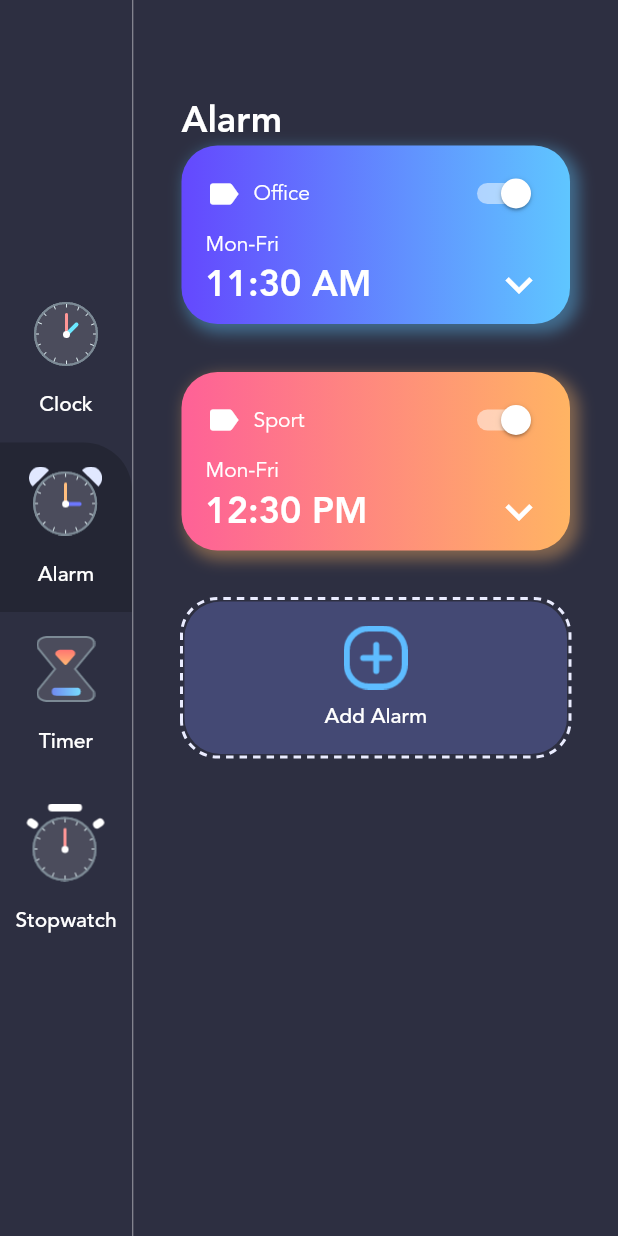
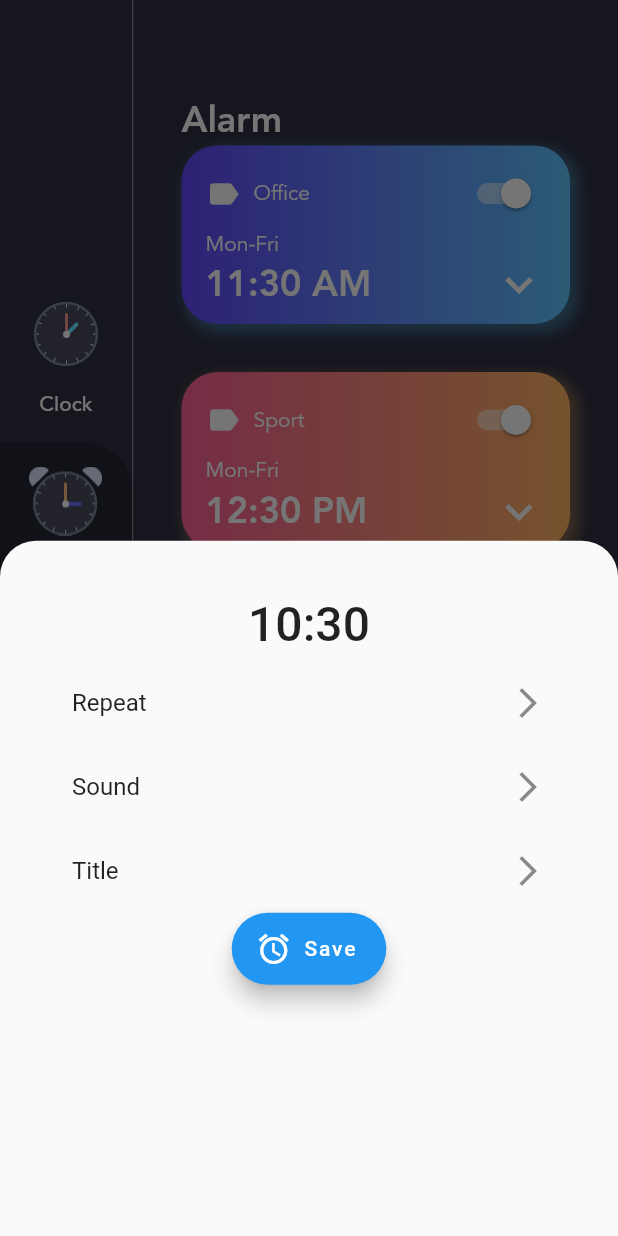
Before and after one commit to passiondriven/flutter_alarm, a Flutter app: the screen it shows after launch, after a tap on "Alarm", after a tap on "Add Alarm", on a phone screen of 412 x 824 dp. Run offline on Flutter 3.47's test engine with Material 2 defaults, Android fonts, the light colour scheme and no system bars; drawn by our look-alikes of dotted_border; our stand-ins replace flutter_local_notifications.

Commit message:
setup for sqlite

```diff
--- a/lib/data.dart
+++ b/lib/data.dart
@@ -15,8 +15,12 @@ List<MenuInfo> menuItems = [
 ];
 
 List<AlarmInfo> alarms = [
-  AlarmInfo(DateTime.now().add(Duration(hours: 1)),
-      description: 'Office', gradientColors: GradientColors.sky),
-  AlarmInfo(DateTime.now().add(Duration(hours: 2)),
-      description: 'Sport', gradientColors: GradientColors.sunset),
+  AlarmInfo(
+      alarmDateTime: DateTime.now().add(Duration(hours: 1)),
+      title: 'Office',
+      gradientColors: GradientColors.sky),
+  AlarmInfo(
+      alarmDateTime: DateTime.now().add(Duration(hours: 2)),
+      title: 'Sport',
+      gradientColors: GradientColors.sunset),
 ];
--- a/lib/views/alarm_page.dart
+++ b/lib/views/alarm_page.dart
@@ -13,6 +13,15 @@ class AlarmPage extends StatefulWidget {
 }
 
 class _AlarmPageState extends State<AlarmPage> {
+  DateTime _alarmTime;
+  String _alarmTimeString;
+
+  @override
+  void initState() {
+    _alarmTime = DateTime.now();
+    super.initState();
+  }
+
   @override
   Widget build(BuildContext context) {
     return Container(
@@ -68,7 +77,7 @@ class _AlarmPageState extends State<AlarmPage> {
                               ),
                               SizedBox(width: 8),
                               Text(
-                                alarm.description,
+                                alarm.title,
                                 style: TextStyle(
                                     color: Colors.white, fontFamily: 'avenir'),
                               ),
@@ -125,7 +134,91 @@ class _AlarmPageState extends State<AlarmPage> {
                         padding: const EdgeInsets.symmetric(
                             horizontal: 32, vertical: 16),
                         onPressed: () {
-                          scheduleAlarm();
+                          _alarmTimeString =
+                              DateFormat('HH:mm').format(DateTime.now());
+                          showModalBottomSheet(
+                            useRootNavigator: true,
+                            context: context,
+                            clipBehavior: Clip.antiAlias,
+                            shape: RoundedRectangleBorder(
+                              borderRadius: BorderRadius.vertical(
+                                top: Radius.circular(24),
+                              ),
+                            ),
+                            builder: (context) {
+                              return StatefulBuilder(
+                                builder: (context, setModalState) {
+                                  return Container(
+                                    padding: const EdgeInsets.all(32),
+                                    child: Column(
+                                      children: [
+                                        FlatButton(
+                                          onPressed: () async {
+                                            var selectedTime =
+                                                await showTimePicker(
+                                              context: context,
+                                              initialTime: TimeOfDay.now(),
+                                            );
+                                            if (selectedTime != null) {
+                                              final now = DateTime.now();
+                                              var selectedDateTime = DateTime(
+                                                  now.year,
+                                                  now.month,
+                                                  now.day,
+                                                  selectedTime.hour,
+                                                  selectedTime.minute);
+                                              _alarmTime = selectedDateTime;
+                                              setModalState(() {
+                                                _alarmTimeString =
+                                                    selectedTime.toString();
+                                              });
+                                            }
+                                          },
+                                          child: Text(
+                                            _alarmTimeString,
+                                            style: TextStyle(fontSize: 32),
+                                          ),
+                                        ),
+                                        ListTile(
+                                          title: Text('Repeat'),
+                                          trailing:
+                                              Icon(Icons.arrow_forward_ios),
+                                        ),
+                                        ListTile(
+                                          title: Text('Sound'),
+                                          trailing:
+                                              Icon(Icons.arrow_forward_ios),
+                                        ),
+                                        ListTile(
+                                          title: Text('Title'),
+                                          trailing:
+                                              Icon(Icons.arrow_forward_ios),
+                                        ),
+                                        FloatingActionButton.extended(
+                                          onPressed: () async {
+                                            DateTime scheduleAlarmDateTime;
+                                            if (_alarmTime
+                                                .isAfter(DateTime.now()))
+                                              scheduleAlarmDateTime =
+                                                  _alarmTime;
+                                            else
+                                              scheduleAlarmDateTime = _alarmTime
+                                                  .add(Duration(days: 1));
+
+                                            scheduleAlarm(
+                                                scheduleAlarmDateTime);
+                                          },
+                                          icon: Icon(Icons.alarm),
+                                          label: Text('Save'),
+                                        ),
+                                      ],
+                                    ),
+                                  );
+                                },
+                              );
+                            },
+                          );
+                          // scheduleAlarm();
                         },
                         child: Column(
                           children: <Widget>[
@@ -154,10 +247,7 @@ class _AlarmPageState extends State<AlarmPage> {
     );
   }
 
-  void scheduleAlarm() async {
-    var scheduledNotificationDateTime =
-        DateTime.now().add(Duration(seconds: 10));
-
+  void scheduleAlarm(DateTime scheduledNotificationDateTime) async {
     var androidPlatformChannelSpecifics = AndroidNotificationDetails(
       'alarm_notif',
       'alarm_notif',
--- a/pubspec.yaml
+++ b/pubspec.yaml
@@ -21,6 +21,7 @@ environment:
   sdk: ">=2.7.0 <3.0.0"
 
 dependencies:
+  sqflite: ^1.3.0
   flutter_local_notifications: ^1.4.4+2
   dotted_border: ^1.0.5
   provider: ^4.1.3
```
Also changed, not shown: lib/constants/theme_data.dart (+13 -0 lines), lib/models/alarm_info.dart (+8 -2 lines), pubspec.lock, 3 other files.
